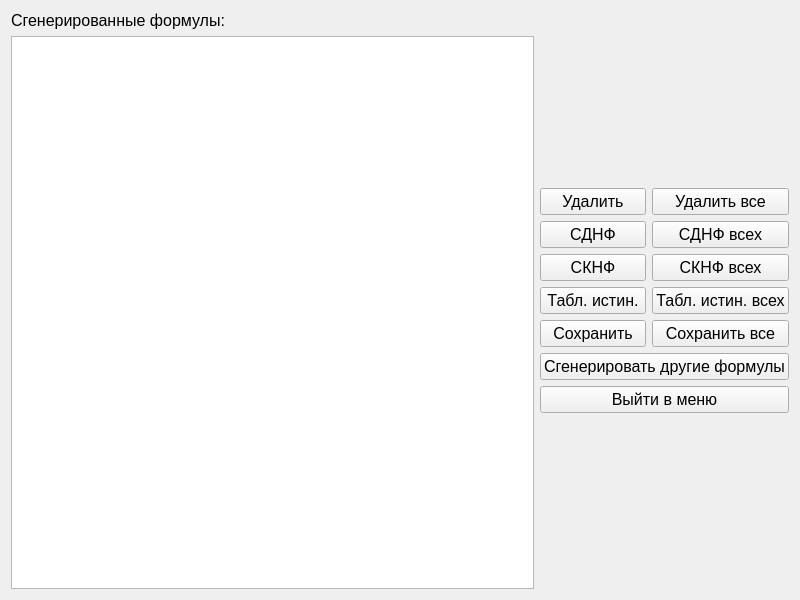
Before: the Qt Designer form Source_Code/fromtreemanipulation.ui in KeltorHD/LogicExpressionGenerator, drawn with Qt 5.
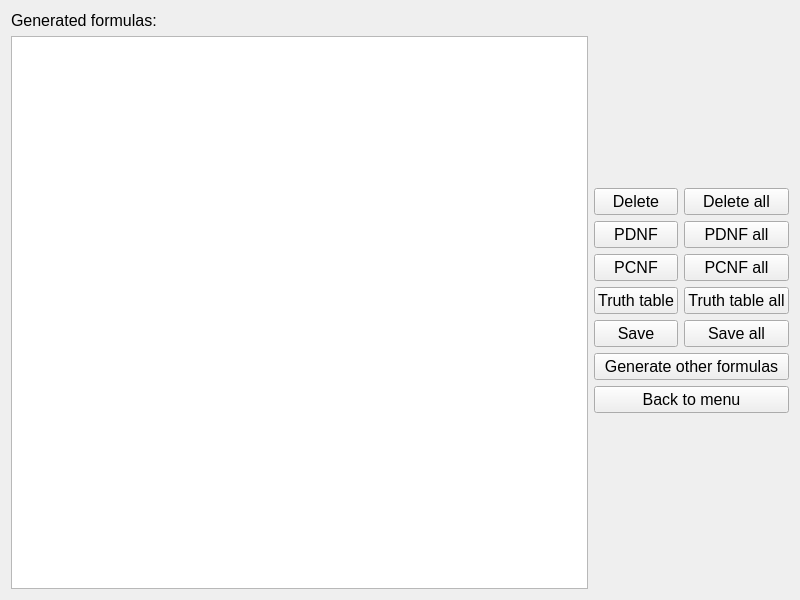
After: the same form once the commit is applied.

Patch:
```diff
--- a/Source_Code/fromtreemanipulation.ui
+++ b/Source_Code/fromtreemanipulation.ui
@@ -27,7 +27,7 @@
           </font>
          </property>
          <property name="text">
-          <string>Сгенерированные формулы:</string>
+          <string>Generated formulas:</string>
          </property>
         </widget>
        </item>
@@ -71,7 +71,7 @@
               </font>
              </property>
              <property name="text">
-              <string>Удалить</string>
+              <string>Delete</string>
              </property>
             </widget>
            </item>
@@ -84,7 +84,7 @@
               </font>
              </property>
              <property name="text">
-              <string>СДНФ</string>
+              <string>PDNF</string>
              </property>
             </widget>
            </item>
@@ -97,7 +97,7 @@
               </font>
              </property>
              <property name="text">
-              <string>СКНФ</string>
+              <string>PCNF</string>
              </property>
             </widget>
            </item>
@@ -109,7 +109,7 @@
               </font>
              </property>
              <property name="text">
-              <string>Табл. истин.</string>
+              <string>Truth table</string>
              </property>
             </widget>
            </item>
@@ -122,7 +122,7 @@
               </font>
              </property>
              <property name="text">
-              <string>Сохранить</string>
+              <string>Save</string>
              </property>
             </widget>
            </item>
@@ -139,7 +139,7 @@
               </font>
              </property>
              <property name="text">
-              <string>Удалить все</string>
+              <string>Delete all</string>
              </property>
             </widget>
            </item>
@@ -152,7 +152,7 @@
               </font>
              </property>
              <property name="text">
-              <string>СДНФ всех</string>
+              <string>PDNF all</string>
              </property>
             </widget>
            </item>
@@ -165,7 +165,7 @@
               </font>
              </property>
              <property name="text">
-              <string>СКНФ всех</string>
+              <string>PCNF all</string>
              </property>
             </widget>
            </item>
@@ -177,7 +177,7 @@
               </font>
              </property>
              <property name="text">
-              <string>Табл. истин. всех</string>
+              <string>Truth table all</string>
              </property>
             </widget>
            </item>
@@ -190,7 +190,7 @@
               </font>
              </property>
              <property name="text">
-              <string>Сохранить все</string>
+              <string>Save all</string>
              </property>
             </widget>
            </item>
@@ -207,7 +207,7 @@
           </font>
          </property>
          <property name="text">
-          <string>Сгенерировать другие формулы</string>
+          <string>Generate other formulas</string>
          </property>
         </widget>
        </item>
@@ -220,7 +220,7 @@
           </font>
          </property>
          <property name="text">
-          <string>Выйти в меню</string>
+          <string>Back to menu</string>
          </property>
         </widget>
        </item>
```
